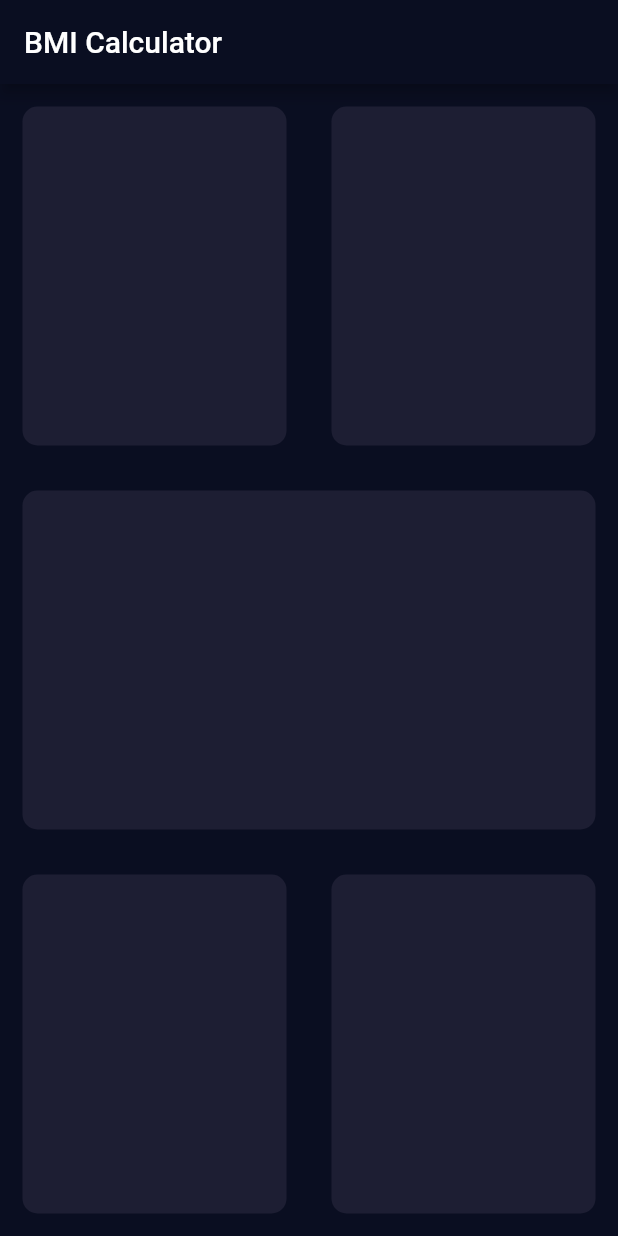
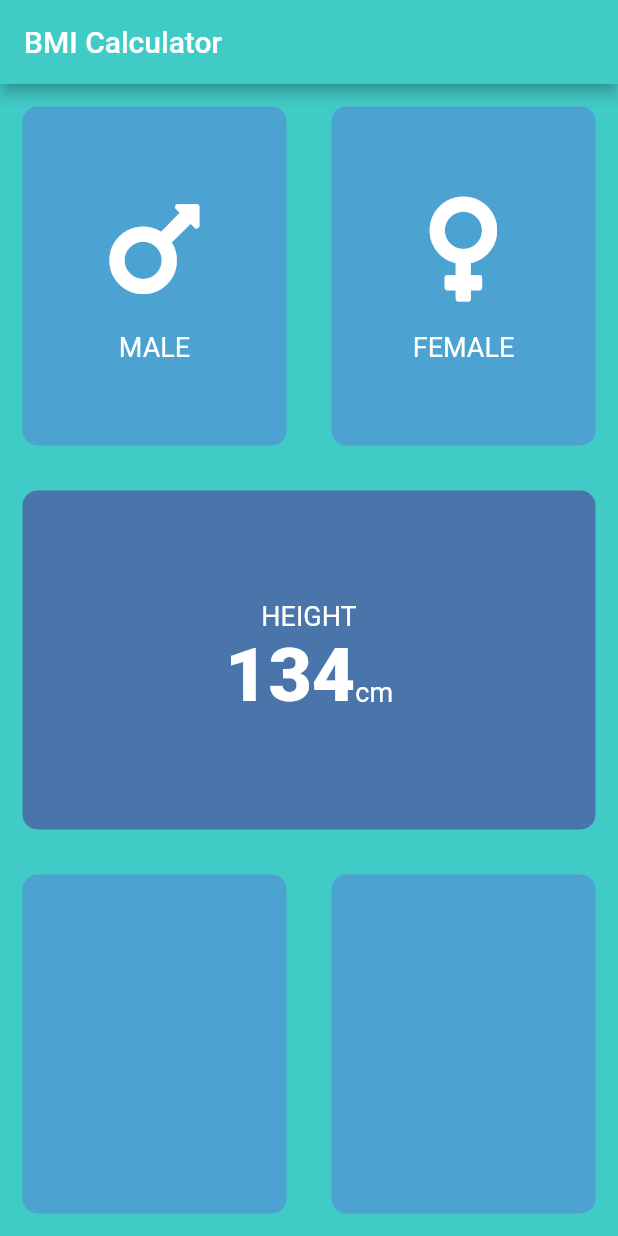
Before and after one commit to ojasvinaik13/Flutter, a Flutter app: the screen it shows after launch, on a phone screen of 412 x 824 dp. Run offline on Flutter 3.47's test engine with Material 2 defaults, Android fonts, the phone set to English and light mode, and no system bars; our stand-ins replace font_awesome_flutter, rflutter_alert.

Commit message:
New Changes

```diff
--- a/Flutter/bmi_calculator/lib/components/custom_card.dart
+++ b/Flutter/bmi_calculator/lib/components/custom_card.dart
@@ -1,16 +1,16 @@
 import 'package:flutter/material.dart';
 
 class CustomCard extends StatelessWidget {
-  CustomCard({@required this.colour, this.childCard, this.onPress});
+  CustomCard({@required this.colour, this.childCard, this.onClick});
 
   final Color colour;
   final Widget childCard;
-  final Function onPress;
+  final Function onClick;
 
   @override
   Widget build(BuildContext context) {
     return GestureDetector(
-      onTap: onPress,
+      onTap: onClick,
       child: Container(
         child: childCard,
         margin: EdgeInsets.all(15.0),
--- /dev/null
+++ b/Flutter/bmi_calculator/lib/components/custom_icons.dart
@@ -0,0 +1,29 @@
+import 'package:flutter/material.dart';
+import '../constants.dart';
+
+class IconContent extends StatelessWidget {
+  IconContent({this.icon, this.label});
+
+  final IconData icon;
+  final String label;
+
+  @override
+  Widget build(BuildContext context) {
+    return Column(
+      mainAxisAlignment: MainAxisAlignment.center,
+      children: <Widget>[
+        Icon(
+          icon,
+          size: 80.0,
+        ),
+        SizedBox(
+          height: 15.0,
+        ),
+        Text(
+          label,
+          style: labelStyle,
+        )
+      ],
+    );
+  }
+}
--- a/Flutter/bmi_calculator/lib/constants.dart
+++ b/Flutter/bmi_calculator/lib/constants.dart
@@ -1,13 +1,13 @@
 import 'package:flutter/material.dart';
 
 const bottomContainer = 80.0;
-const activeCardColour = Color(0xFF1D1E33);
-const inactiveCardColour = Color(0xFF111328);
+const activeCardColour = Color(0xFF4ca2d0);
+const inactiveCardColour = Color(0xFF4975aa);
 const bottomContainerColour = Color(0xFFEB1555);
 
 const labelStyle = TextStyle(
   fontSize: 18.0,
-  color: Color(0xFF8D8E98),
+  color: Color(0xFFffffff),
 );
 
 const numberStyle = TextStyle(
--- a/Flutter/bmi_calculator/lib/main.dart
+++ b/Flutter/bmi_calculator/lib/main.dart
@@ -9,8 +9,8 @@ class BmiCalculator extends StatelessWidget {
     return MaterialApp(
       debugShowCheckedModeBanner: false,
       theme: ThemeData.dark().copyWith(
-        primaryColor: Color(0xFF0A0E21),
-        scaffoldBackgroundColor: Color(0xFF0A0E21),
+        primaryColor: Color(0xFF41cbc7),
+        scaffoldBackgroundColor: Color(0xFF41cbc7),
       ),
       home: HomePage(),
     );
--- a/Flutter/bmi_calculator/lib/pages/home_page.dart
+++ b/Flutter/bmi_calculator/lib/pages/home_page.dart
@@ -1,11 +1,14 @@
 import 'package:bmi_calculator/constants.dart';
 import 'package:flutter/material.dart';
-import '../components/custom_card.dart';
+import 'package:bmi_calculator/components/custom_card.dart';
+import 'package:bmi_calculator/components/custom_icons.dart';
+import 'package:font_awesome_flutter/font_awesome_flutter.dart';
 
 class HomePage extends StatefulWidget {
   @override
   _HomePageState createState() => _HomePageState();
 }
+
 class _HomePageState extends State<HomePage> {
   @override
   Widget build(BuildContext context) {
@@ -17,35 +20,68 @@ class _HomePageState extends State<HomePage> {
         crossAxisAlignment: CrossAxisAlignment.stretch,
         children: <Widget>[
           Expanded(
-            child: Row(
-              children:<Widget>[
+            child: Row(children: <Widget>[
               Expanded(
                   child: CustomCard(
-                    onPress: (){},
+                onClick: () {},
                 colour: activeCardColour,
-                  )
+                childCard: IconContent(
+                  icon: FontAwesomeIcons.mars,
+                  label: 'MALE',
+                ),
+              )),
+              Expanded(
+                  child: CustomCard(
+                onClick: () {
+                  setState(() {
+                    // gender = Gender.f
+                  });
+                },
+                colour: activeCardColour,
+                childCard: IconContent(
+                  icon: FontAwesomeIcons.venus,
+                  label: 'FEMALE',
+                ),
+              )),
+            ]),
           ),
           Expanded(
             child: CustomCard(
-                    onPress: (){},
-                    colour: activeCardColour,
+              colour: inactiveCardColour,
+              childCard: Column(
+                mainAxisAlignment: MainAxisAlignment.center,
+                children: <Widget>[
+                  Text(
+                    "HEIGHT",
+                    style: labelStyle,
+                  ),
+                  Row(
+                    mainAxisAlignment: MainAxisAlignment.center,
+                    crossAxisAlignment: CrossAxisAlignment.baseline,
+                    textBaseline: TextBaseline.alphabetic,
+                    children: [
+                      Text(
+                        "134",
+                        style: numberStyle,
+                      ),
+                      Text(
+                        'cm',
+                        style: labelStyle,
                       )
+                    ],
                   ),
-              ]
+                  // SliderTheme(data: null, child: null)
+                ],
+              ),
             ),
           ),
           Expanded(
-              child: CustomCard(
-                colour: activeCardColour,
-              ),
-            ),
-            Expanded(
-              child:Row(
+              child: Row(
             children: <Widget>[
               Expanded(child: CustomCard(colour: activeCardColour)),
               Expanded(child: CustomCard(colour: activeCardColour))
-                ],)
-            ),
+            ],
+          )),
         ],
       ),
     );
--- a/Flutter/bmi_calculator/pubspec.yaml
+++ b/Flutter/bmi_calculator/pubspec.yaml
@@ -28,6 +28,7 @@ dependencies:
   # The following adds the Cupertino Icons font to your application.
   # Use with the CupertinoIcons class for iOS style icons.
   cupertino_icons: ^0.1.3
+  font_awesome_flutter: ^8.4.0
 
 dev_dependencies:
   flutter_test:
```
Lines whose indentation alone changed are shown as unchanged.
